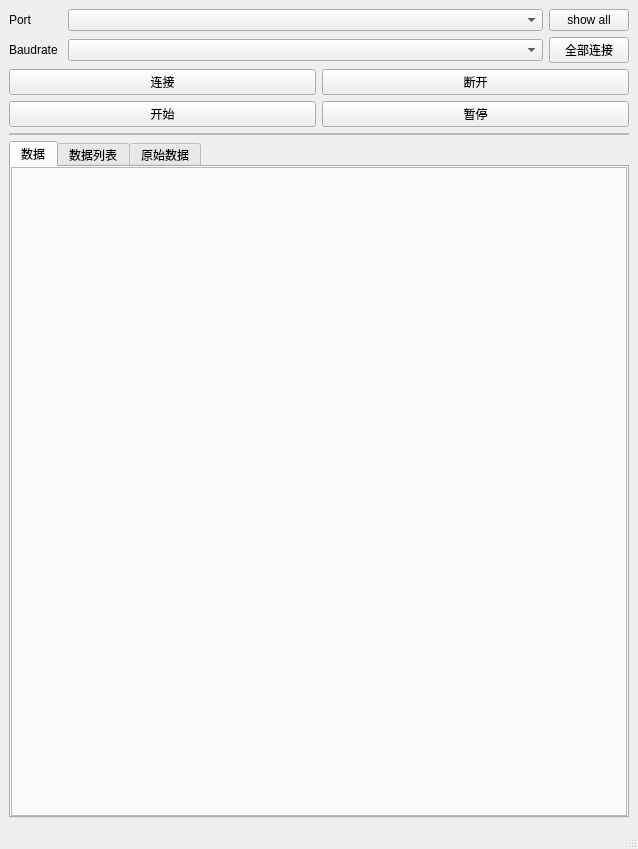
The window that ui/sensors.ui (Bayyys/Notes) describes before a commit, drawn with Qt 5.
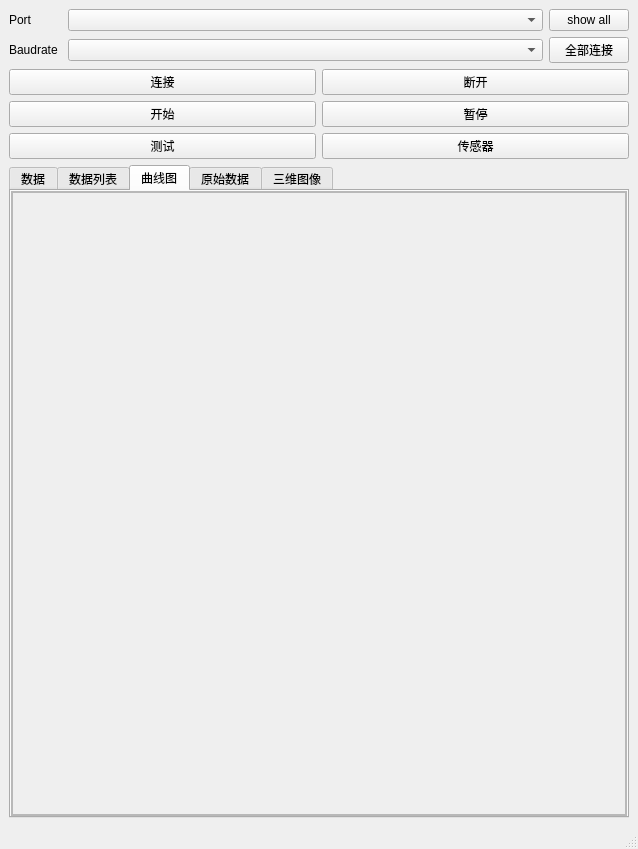
The same window after the commit. The open tabs and pages were chosen to show the change.

Commit message: BBJ "曲线图显示" bayyy-23.06.12

What changed in the file:
```diff
--- a/ui/sensors.ui
+++ b/ui/sensors.ui
@@ -150,28 +150,22 @@
      </layout>
     </item>
     <item>
-     <widget class="QFrame" name="frame_2">
-      <property name="frameShape">
-       <enum>QFrame::StyledPanel</enum>
-      </property>
-      <property name="frameShadow">
-       <enum>QFrame::Raised</enum>
-      </property>
-      <layout class="QVBoxLayout" name="verticalLayout_4">
-       <property name="leftMargin">
-        <number>0</number>
-       </property>
-       <property name="topMargin">
-        <number>0</number>
-       </property>
-       <property name="rightMargin">
-        <number>0</number>
-       </property>
-       <property name="bottomMargin">
-        <number>0</number>
-       </property>
-      </layout>
-     </widget>
+     <layout class="QHBoxLayout" name="horizontalLayout_5">
+      <item>
+       <widget class="QPushButton" name="btn_test">
+        <property name="text">
+         <string>测试</string>
+        </property>
+       </widget>
+      </item>
+      <item>
+       <widget class="QPushButton" name="btn_test_2">
+        <property name="text">
+         <string>传感器</string>
+        </property>
+       </widget>
+      </item>
+     </layout>
     </item>
     <item>
      <widget class="QTabWidget" name="tabWidget">
@@ -333,6 +327,89 @@
         </item>
        </layout>
       </widget>
+      <widget class="QWidget" name="tab_canvas">
+       <attribute name="title">
+        <string>曲线图</string>
+       </attribute>
+       <layout class="QVBoxLayout" name="verticalLayout_4">
+        <property name="spacing">
+         <number>0</number>
+        </property>
+        <property name="leftMargin">
+         <number>0</number>
+        </property>
+        <property name="topMargin">
+         <number>0</number>
+        </property>
+        <property name="rightMargin">
+         <number>0</number>
+        </property>
+        <property name="bottomMargin">
+         <number>0</number>
+        </property>
+        <item>
+         <widget class="QScrollArea" name="scrollArea">
+          <property name="widgetResizable">
+           <bool>true</bool>
+          </property>
+          <widget class="QWidget" name="scrollAreaWidgetContents">
+           <property name="geometry">
+            <rect>
+             <x>0</x>
+             <y>0</y>
+             <width>612</width>
+             <height>604</height>
+            </rect>
+           </property>
+           <layout class="QVBoxLayout" name="verticalLayout_3">
+            <property name="spacing">
+             <number>0</number>
+            </property>
+            <property name="leftMargin">
+             <number>0</number>
+            </property>
+            <property name="topMargin">
+             <number>0</number>
+            </property>
+            <property name="rightMargin">
+             <number>0</number>
+            </property>
+            <property name="bottomMargin">
+             <number>0</number>
+            </property>
+            <item>
+             <widget class="QFrame" name="canvas_frame">
+              <property name="frameShape">
+               <enum>QFrame::StyledPanel</enum>
+              </property>
+              <property name="frameShadow">
+               <enum>QFrame::Raised</enum>
+              </property>
+              <layout class="QVBoxLayout" name="verticalLayout_13">
+               <property name="spacing">
+                <number>3</number>
+               </property>
+               <property name="leftMargin">
+                <number>0</number>
+               </property>
+               <property name="topMargin">
+                <number>0</number>
+               </property>
+               <property name="rightMargin">
+                <number>0</number>
+               </property>
+               <property name="bottomMargin">
+                <number>0</number>
+               </property>
+              </layout>
+             </widget>
+            </item>
+           </layout>
+          </widget>
+         </widget>
+        </item>
+       </layout>
+      </widget>
       <widget class="QWidget" name="tab_data_print">
        <attribute name="title">
         <string>原始数据</string>
@@ -376,6 +453,35 @@
         </item>
        </layout>
       </widget>
+      <widget class="QWidget" name="tab_3d">
+       <attribute name="title">
+        <string>三维图像</string>
+       </attribute>
+       <layout class="QVBoxLayout" name="verticalLayout_10">
+        <property name="leftMargin">
+         <number>0</number>
+        </property>
+        <property name="topMargin">
+         <number>0</number>
+        </property>
+        <property name="rightMargin">
+         <number>0</number>
+        </property>
+        <property name="bottomMargin">
+         <number>0</number>
+        </property>
+        <item>
+         <widget class="QFrame" name="frame">
+          <property name="frameShape">
+           <enum>QFrame::StyledPanel</enum>
+          </property>
+          <property name="frameShadow">
+           <enum>QFrame::Raised</enum>
+          </property>
+         </widget>
+        </item>
+       </layout>
+      </widget>
      </widget>
     </item>
    </layout>
```
Left out of the diff: 8 changed lines with no effect on the pictures. The commit also changes 23 other files.
